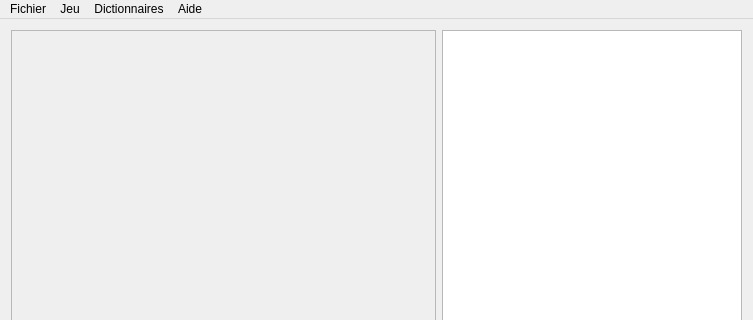
Old version of the form application/src_Qt5/mainwindow.ui in the repository ptitFicus/polygeriou; both pictures show x 0 to 753 and y 0 to 320 of the 753 by 552 pixel window.
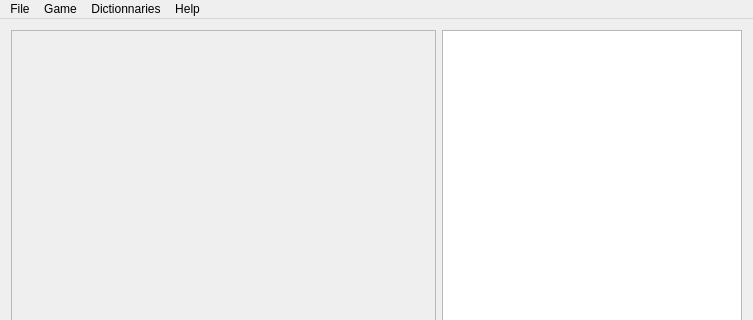
New version of the form.

Diff of the .ui file:
```diff
--- a/application/src_Qt5/mainwindow.ui
+++ b/application/src_Qt5/mainwindow.ui
@@ -70,12 +70,12 @@
      <x>0</x>
      <y>0</y>
      <width>753</width>
-     <height>21</height>
+     <height>23</height>
     </rect>
    </property>
    <widget class="QMenu" name="menuJeu">
     <property name="title">
-     <string>Fichier</string>
+     <string>File</string>
     </property>
     <addaction name="actionNouvelle_partie"/>
     <addaction name="actionCharger_une_partie"/>
@@ -86,7 +86,7 @@
    </widget>
    <widget class="QMenu" name="menuPartie">
     <property name="title">
-     <string>Jeu</string>
+     <string>Game</string>
     </property>
     <addaction name="actionV_rifier_la_grille"/>
     <addaction name="actionCorriger_la_grille"/>
@@ -94,13 +94,13 @@
    </widget>
    <widget class="QMenu" name="menuDictionnaires">
     <property name="title">
-     <string>Dictionnaires</string>
+     <string>Dictionnaries</string>
     </property>
     <addaction name="actionGestion_des_dictionnaire"/>
    </widget>
    <widget class="QMenu" name="menuAide">
     <property name="title">
-     <string>Aide</string>
+     <string>Help</string>
     </property>
     <addaction name="actionMenu_Aide"/>
     <addaction name="actionA_propos"/>
```
Left out of the diff: 24 changed lines with no effect on the pictures.
